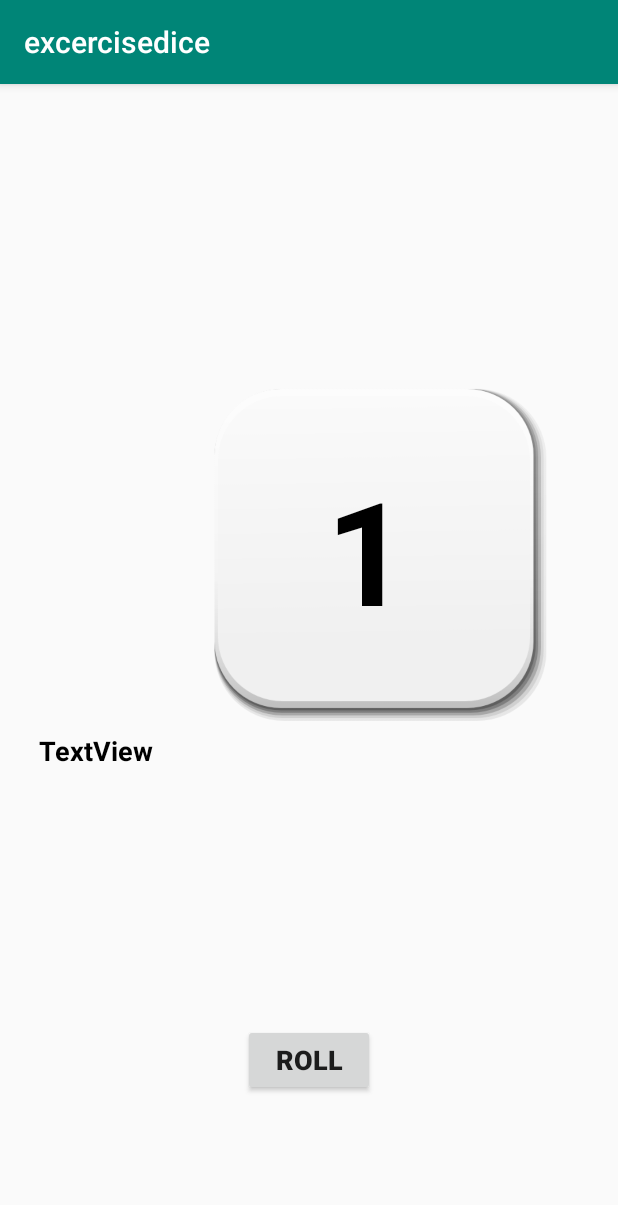
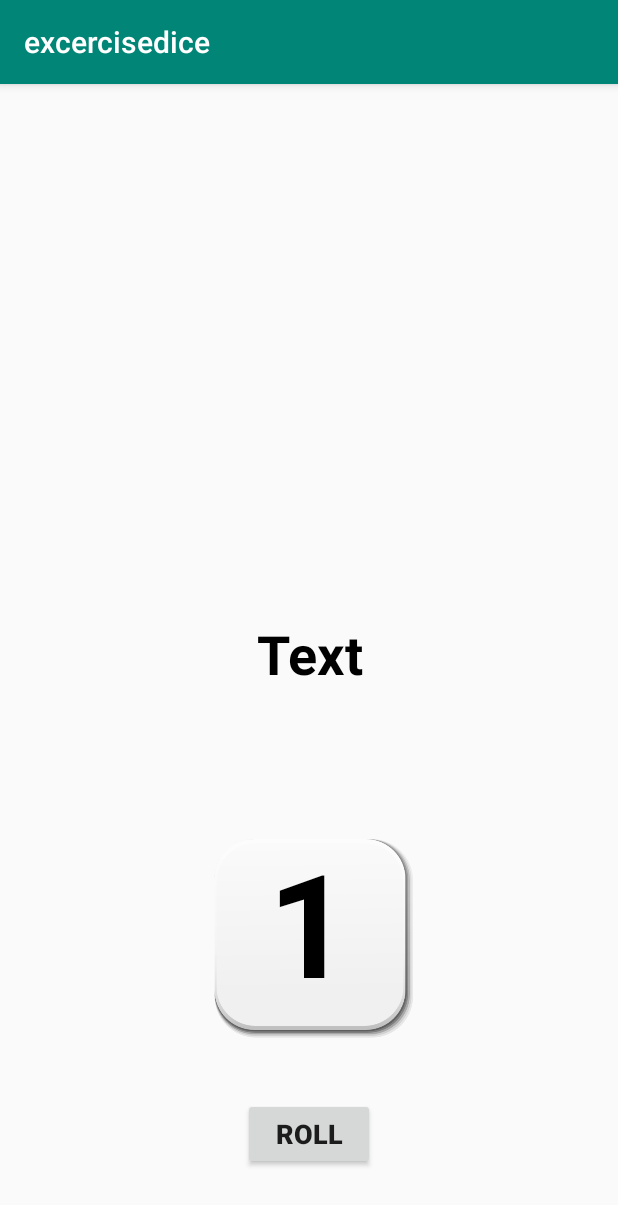
Before and after one commit to spkdroid/WorkoutDice, an Android app: the fragment DiceFragment placed in its activity, on a phone screen of 412 x 824 dp. Shown: the top 1205 px of the screen. Run offline under Robolectric (Android 15) with nearby library versions, the phone set to English and light mode, and no system bars; 1 statement that could not run was skipped.

Commit message:
DiceView Model Implementation

```diff
--- a/app/src/main/java/com/dija/excercisedice/ui/main/DiceFragment.java
+++ b/app/src/main/java/com/dija/excercisedice/ui/main/DiceFragment.java
@@ -8,8 +8,8 @@ import android.support.v4.app.Fragment;
 import android.view.LayoutInflater;
 import android.view.View;
 import android.view.ViewGroup;
+import android.widget.Button;
 import android.widget.TextView;
-import android.widget.Toast;
 
 
 import com.dija.excercisedice.R;
@@ -18,6 +18,9 @@ public class DiceFragment extends Fragment {
 
     private DiceViewModel mViewModel;
     TextView mDiceTitle;
+    TextView mActivityType;
+    TextView mDiceNumber;
+    Button RollHandler;
 
     public static DiceFragment newInstance() {
         return new DiceFragment();
@@ -28,6 +31,9 @@ public class DiceFragment extends Fragment {
                              @Nullable Bundle savedInstanceState) {
         View v = inflater.inflate(R.layout.dice_fragment, container, false);
         mDiceTitle = v.findViewById(R.id.dicetype);
+        mDiceNumber = v.findViewById(R.id.dicenumber);
+        mActivityType = v.findViewById(R.id.actiontype);
+        RollHandler = v.findViewById(R.id.rolldice);
         return v;
     }
 
@@ -37,7 +43,16 @@ public class DiceFragment extends Fragment {
         mViewModel = ViewModelProviders.of(this).get(DiceViewModel.class);
         // TODO: Use the ViewModel
         Bundle bundle = getArguments();
-        String diceType = bundle.getString("data");
+        final String diceType = bundle.getString("data");
         mDiceTitle.setText(diceType);
+
+        RollHandler.setOnClickListener(new View.OnClickListener() {
+            @Override
+            public void onClick(View view) {
+                  mDiceNumber.setText(mViewModel.generateRepetitionNumber()+"");
+                  mActivityType.setText(mViewModel.getExcersiseType(diceType));
+            }
+        });
+
     }
 }
--- a/app/src/main/java/com/dija/excercisedice/ui/main/DiceViewModel.java
+++ b/app/src/main/java/com/dija/excercisedice/ui/main/DiceViewModel.java
@@ -2,6 +2,32 @@ package com.dija.excercisedice.ui.main;
 
 import android.arch.lifecycle.ViewModel;
 
+import java.util.Random;
+
 public class DiceViewModel extends ViewModel {
     // TODO: Implement the ViewModel
+
+    int generateRepetitionNumber() {
+        int repetitionNumbers[]= {4,12,4,6,8,10,12,14};
+        return repetitionNumbers[getRandomNumberFrom(0,6)];
+    }
+
+
+    public String getExcersiseType(String Type) {
+        String[] legTypes = {"BICEP CURL LOW","TRICEP EXTEND","BICEP CURL HIGH","LATERAL TRICEP EXTEND","TRICEP KICK BACK","BICEP CURL ARM"};
+        return legTypes[getRandomNumberFrom(0,5)];
+    }
+
+
+
+    public static int getRandomNumberFrom(int min, int max) {
+        Random randInstance = new Random();
+        int randomNumber = randInstance.nextInt((max + 1) - min) + min;
+        return randomNumber;
+    }
+
+
+
+
+
 }
--- a/app/src/main/res/layout/dice_fragment.xml
+++ b/app/src/main/res/layout/dice_fragment.xml
@@ -11,73 +11,76 @@
         android:id="@+id/dicetype"
         android:layout_width="80dp"
         android:layout_height="0dp"
-        android:layout_marginStart="42dp"
+        android:layout_marginStart="26dp"
         android:layout_marginTop="16dp"
-        android:layout_marginBottom="111dp"
+        android:layout_marginEnd="26dp"
+        android:layout_marginBottom="28dp"
         android:text="Hello"
         android:textStyle="bold"
         app:layout_constraintBottom_toTopOf="@+id/actiontype"
-        app:layout_constraintStart_toStartOf="parent"
-        app:layout_constraintTop_toTopOf="parent" />
+        app:layout_constraintEnd_toStartOf="@+id/rolldice"
+        app:layout_constraintStart_toStartOf="@+id/actiontype"
+        app:layout_constraintTop_toTopOf="parent"
+        android:visibility="invisible"
+        />
 
     <ImageView
         android:id="@+id/imageView"
-        android:layout_width="0dp"
-        android:layout_height="0dp"
-        android:layout_marginTop="78dp"
-        android:layout_marginEnd="47dp"
-        android:layout_marginBottom="85dp"
+        android:layout_width="193dp"
+        android:layout_height="138dp"
+        android:layout_marginBottom="40dp"
         android:src="@drawable/die"
         app:layout_constraintBottom_toTopOf="@+id/rolldice"
         app:layout_constraintEnd_toEndOf="parent"
-        app:layout_constraintStart_toEndOf="@+id/actiontype"
-        app:layout_constraintTop_toTopOf="parent" />
+        app:layout_constraintHorizontal_bias="0.502"
+        app:layout_constraintStart_toStartOf="parent"
+        app:layout_constraintTop_toBottomOf="@+id/actiontype" />
 
     <TextView
         android:id="@+id/dicenumber"
-        android:layout_width="0dp"
-        android:layout_height="0dp"
-        android:layout_marginStart="12dp"
-        android:layout_marginTop="80dp"
-        android:layout_marginEnd="9dp"
-        android:layout_marginBottom="85dp"
+        android:layout_width="184dp"
+        android:layout_height="154dp"
+        android:layout_marginTop="65dp"
+        android:layout_marginBottom="68dp"
         android:gravity="center"
         android:text="1"
         android:textAlignment="center"
         android:textColor="@android:color/black"
         android:textSize="96sp"
         android:textStyle="bold"
-        app:layout_constraintBottom_toTopOf="@+id/rolldice"
-        app:layout_constraintEnd_toEndOf="@+id/imageView"
-        app:layout_constraintStart_toEndOf="@+id/dicetype"
-        app:layout_constraintTop_toTopOf="parent" />
+        app:layout_constraintBottom_toBottomOf="@+id/rolldice"
+        app:layout_constraintEnd_toEndOf="parent"
+        app:layout_constraintStart_toStartOf="parent"
+        app:layout_constraintTop_toBottomOf="@+id/actiontype"
+        app:layout_constraintVertical_bias="0.375" />
 
     <Button
         android:id="@+id/rolldice"
         android:layout_width="wrap_content"
         android:layout_height="wrap_content"
-        android:layout_marginBottom="93dp"
+        android:layout_marginBottom="44dp"
         android:text="Roll"
         android:textSize="18sp"
         android:textStyle="bold"
         app:layout_constraintBottom_toBottomOf="parent"
         app:layout_constraintEnd_toEndOf="parent"
         app:layout_constraintStart_toStartOf="parent"
-        app:layout_constraintTop_toBottomOf="@+id/dicenumber" />
+        app:layout_constraintTop_toBottomOf="@+id/imageView" />
 
     <TextView
         android:id="@+id/actiontype"
-        android:layout_width="wrap_content"
+        android:layout_width="0dp"
         android:layout_height="wrap_content"
-        android:layout_marginStart="26dp"
-        android:layout_marginEnd="32dp"
-        android:layout_marginBottom="311dp"
-        android:text="TextView"
+        android:layout_marginStart="5dp"
+        android:layout_marginEnd="5dp"
+        android:layout_marginBottom="94dp"
+        android:gravity="center"
+        android:text="Text"
         android:textColor="@android:color/black"
-        android:textSize="18sp"
+        android:textSize="36sp"
         android:textStyle="bold"
-        app:layout_constraintBottom_toBottomOf="parent"
-        app:layout_constraintEnd_toStartOf="@+id/imageView"
+        app:layout_constraintBottom_toTopOf="@+id/imageView"
+        app:layout_constraintEnd_toEndOf="parent"
         app:layout_constraintStart_toStartOf="parent"
         app:layout_constraintTop_toBottomOf="@+id/dicetype" />
 
```
